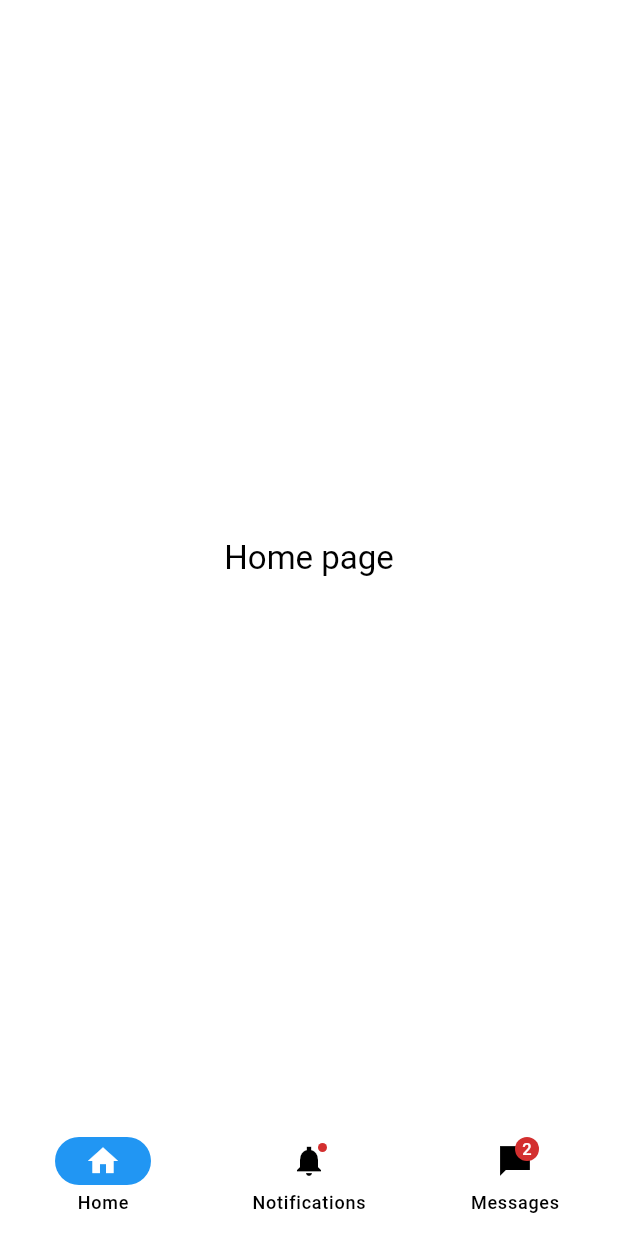
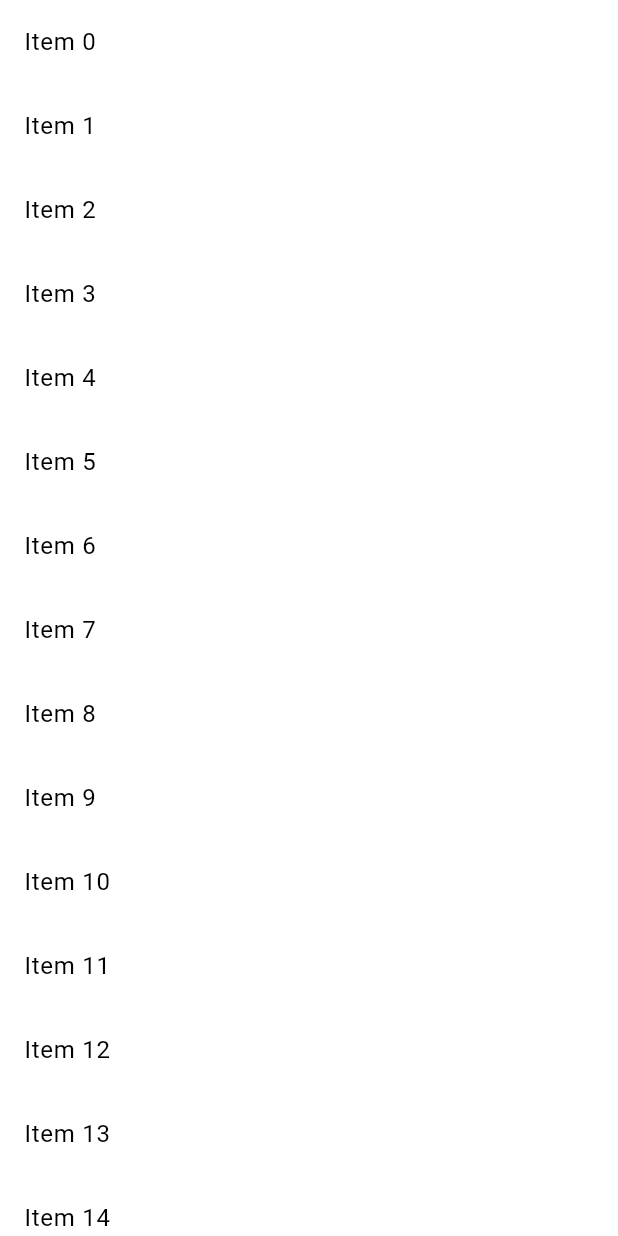
Before and after one commit to Bl4ckspell7/FlutterDecks, a Flutter app: the screen it shows after launch, on a phone screen of 412 x 824 dp. Run offline on Flutter 3.47's test engine with Material 3 defaults, Android fonts, the phone set to English and light mode, and no system bars; drawn by our look-alikes of dynamic_color.

Commit message:
add test list widget

```diff
--- a/lib/main.dart
+++ b/lib/main.dart
@@ -34,7 +34,7 @@
             useMaterial3: true,
           ),
           themeMode: ThemeMode.system,
-          home: const NavigationExample(),
+          home: const ListScrollTest(),
         );
       },
     );
@@ -123,6 +123,36 @@
         tooltip: 'Increment',
         child: const Icon(Icons.add),
       ), // This trailing comma makes auto-formatting nicer for build methods.
+    );
+  }
+}
+
+class ListScrollTest extends StatefulWidget {
+  const ListScrollTest({super.key});
+
+  @override
+  State<ListScrollTest> createState() => _ListScrollTestState();
+}
+
+class _ListScrollTestState extends State<ListScrollTest> {
+  final List<int> _items = List<int>.generate(100, (int index) => index);
+
+  @override
+  Widget build(BuildContext context) {
+    return Scaffold(
+      body: ListView.builder(
+        itemCount: _items.length,
+        itemBuilder: (BuildContext context, int index) {
+          return ListTile(
+            title: Text('Item $index'),
+            onTap: () {
+              setState(() {
+                _items.removeAt(index);
+              });
+            },
+          );
+        },
+      ),
     );
   }
 }
```
